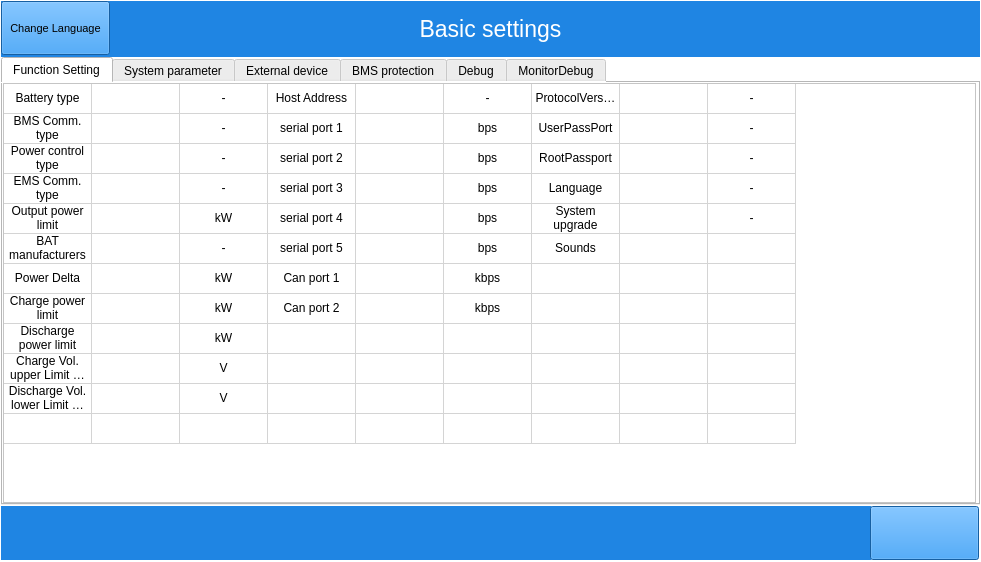
First picture: the form in win.ui, repository megarevolpr/Win, before the edit.
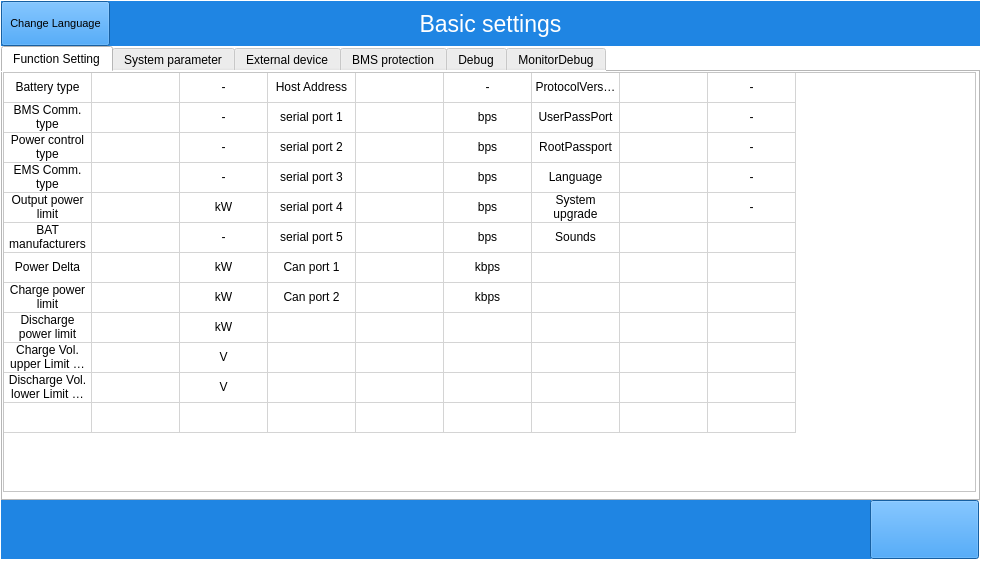
Second picture: the form after the edit. The open tabs and pages were chosen to show the change. Icons and pictures are not drawn.

Commit message: 调整高级设置UI

The edit to the form file:
```diff
--- a/win.ui
+++ b/win.ui
@@ -86,19 +86,19 @@
        <x>1</x>
        <y>1</y>
        <width>109</width>
-       <height>54</height>
+       <height>45</height>
       </rect>
      </property>
      <property name="minimumSize">
       <size>
        <width>109</width>
-       <height>54</height>
+       <height>45</height>
       </size>
      </property>
      <property name="maximumSize">
       <size>
        <width>109</width>
-       <height>54</height>
+       <height>45</height>
       </size>
      </property>
      <property name="font">
@@ -119,19 +119,19 @@
        <x>1</x>
        <y>1</y>
        <width>979</width>
-       <height>56</height>
+       <height>45</height>
       </rect>
      </property>
      <property name="minimumSize">
       <size>
        <width>979</width>
-       <height>56</height>
+       <height>45</height>
       </size>
      </property>
      <property name="maximumSize">
       <size>
        <width>979</width>
-       <height>56</height>
+       <height>45</height>
       </size>
      </property>
      <property name="font">
@@ -154,21 +154,21 @@
      <property name="geometry">
       <rect>
        <x>1</x>
-       <y>57</y>
+       <y>46</y>
        <width>979</width>
-       <height>448</height>
+       <height>455</height>
       </rect>
      </property>
      <property name="minimumSize">
       <size>
        <width>979</width>
-       <height>448</height>
+       <height>455</height>
       </size>
      </property>
      <property name="maximumSize">
       <size>
        <width>979</width>
-       <height>448</height>
+       <height>455</height>
       </size>
      </property>
      <property name="currentIndex">
@@ -2182,21 +2182,21 @@
      <property name="geometry">
       <rect>
        <x>1</x>
-       <y>506</y>
+       <y>500</y>
        <width>870</width>
-       <height>54</height>
+       <height>59</height>
       </rect>
      </property>
      <property name="minimumSize">
       <size>
        <width>870</width>
-       <height>54</height>
+       <height>59</height>
       </size>
      </property>
      <property name="maximumSize">
       <size>
        <width>870</width>
-       <height>54</height>
+       <height>59</height>
       </size>
      </property>
      <property name="styleSheet">
@@ -2210,21 +2210,21 @@
      <property name="geometry">
       <rect>
        <x>870</x>
-       <y>506</y>
+       <y>500</y>
        <width>109</width>
-       <height>54</height>
+       <height>59</height>
       </rect>
      </property>
      <property name="minimumSize">
       <size>
        <width>109</width>
-       <height>54</height>
+       <height>59</height>
       </size>
      </property>
      <property name="maximumSize">
       <size>
        <width>109</width>
-       <height>54</height>
+       <height>59</height>
       </size>
      </property>
      <property name="styleSheet">
```
Left out of the diff: 2 changed lines with no effect on the pictures. The commit also changes 2 other files.
